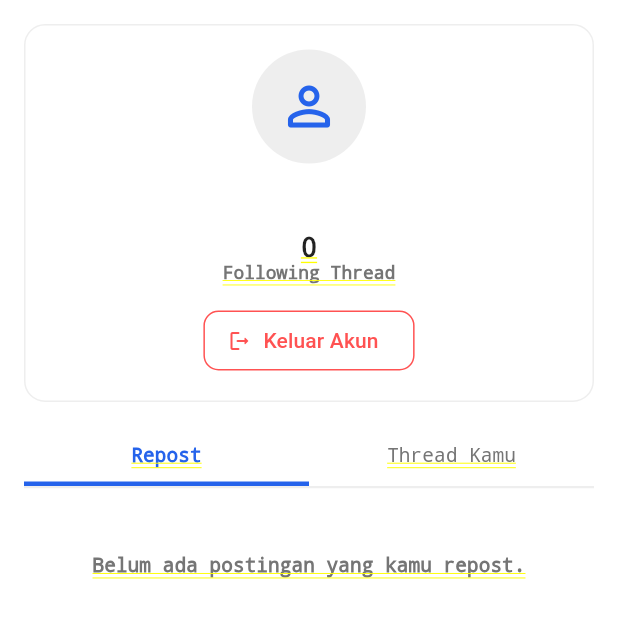
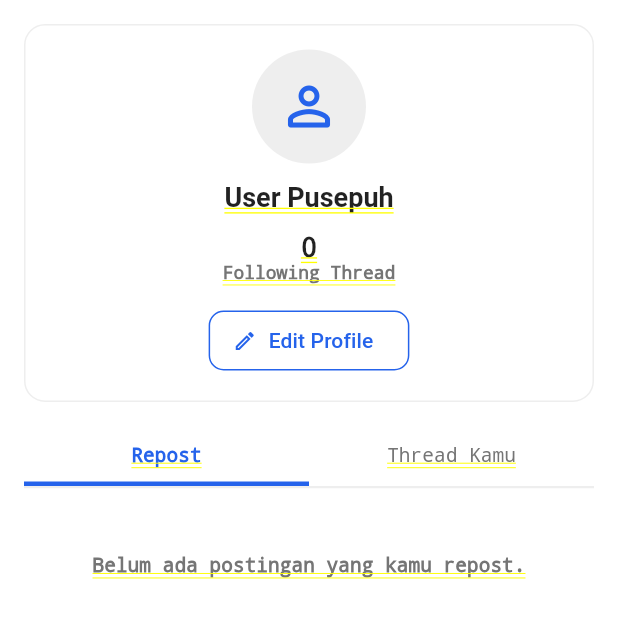
Before and after one commit to Naonimes/Pusepuh-Mobile, a Flutter app: the ProfilePage screen opened directly with empty values, on a phone screen of 412 x 824 dp. Shown: the top 618 px of the screen. Run offline on Flutter 3.47's test engine with Material 3 defaults, Android fonts, the phone set to English and light mode, and no system bars; network calls fail; Roboto replaces fonts that are missing (Poppins).

Commit message:
feat: implement clean edit profile page with empty initial form, dynamic data sync, and relocated logout button

```diff
--- a/lib/profile_page.dart
+++ b/lib/profile_page.dart
@@ -1,6 +1,7 @@
 import 'package:flutter/material.dart';
 import 'data_dummy.dart';
 import 'following_page.dart';
+import 'edit_profile_page.dart';
 
 class ProfilePage extends StatefulWidget {
   final String userName;
@@ -23,6 +24,16 @@ class ProfilePage extends StatefulWidget {
 class _ProfilePageState extends State<ProfilePage> {
   int selectedProfileTab = 0;
   final List<String> profileTabs = ['Repost', 'Thread Kamu'];
+
+  late String currentUserName;
+  String userBio = '';
+  String userLink = '';
+
+  @override
+  void initState() {
+    super.initState();
+    currentUserName = widget.userName;
+  }
 
   Color getBoardColor(String? boardType) {
     if (boardType == 'Asking') return Colors.redAccent;
@@ -66,11 +77,8 @@ class _ProfilePageState extends State<ProfilePage> {
     Color borderColor = widget.isDarkMode ? Colors.grey[800]! : Colors.grey[200]!;
     Color primaryBlue = const Color(0xFF2563EB);
 
-    // Ambil daftar thread yang diikuti
     List followedThreads = masterThreads.where((t) => t['isFollowed'] == true).toList();
     int followingCount = followedThreads.length;
-
-    // Ambil data repost
     List repostedThreads = masterThreads.where((t) => t['post']['isReposted'] == true).toList();
 
     return ListView(
@@ -91,10 +99,32 @@ class _ProfilePageState extends State<ProfilePage> {
                 child: Icon(Icons.person_outline_rounded, size: 42, color: primaryBlue),
               ),
               const SizedBox(height: 12),
+
+              // Username
               Text(
-                widget.userName,
+                currentUserName.isEmpty ? 'User Pusepuh' : currentUserName,
                 style: TextStyle(fontFamily: 'Poppins', fontWeight: FontWeight.bold, fontSize: 18, color: textColor),
               ),
+
+              // Bio (Muncul jika sudah diisi)
+              if (userBio.isNotEmpty) ...[
+                const SizedBox(height: 6),
+                Text(
+                  userBio,
+                  textAlign: TextAlign.center,
+                  style: TextStyle(fontSize: 13, color: subTextColor),
+                ),
+              ],
+
+              // Link (Muncul jika sudah diisi)
+              if (userLink.isNotEmpty) ...[
+                const SizedBox(height: 4),
+                Text(
+                  userLink,
+                  style: TextStyle(fontSize: 12, color: primaryBlue, fontWeight: FontWeight.w500),
+                ),
+              ],
+
               const SizedBox(height: 12),
 
               // Bagian Statistik Following
@@ -125,13 +155,32 @@ class _ProfilePageState extends State<ProfilePage> {
               ),
               const SizedBox(height: 14),
 
+              // Tombol Edit Profile
               OutlinedButton.icon(
-                onPressed: widget.onLogout,
-                icon: const Icon(Icons.logout_rounded, size: 16),
-                label: const Text('Keluar Akun'),
+                onPressed: () {
+                  Navigator.push(
+                    context,
+                    MaterialPageRoute(
+                      builder: (context) => EditProfilePage(
+                        currentUserName: currentUserName,
+                        isDarkMode: widget.isDarkMode,
+                        onProfileSaved: (newName, newBio, newLink) {
+                          setState(() {
+                            currentUserName = newName;
+                            userBio = newBio;
+                            userLink = newLink;
+                          });
+                        },
+                        onLogout: widget.onLogout,
+                      ),
+                    ),
+                  );
+                },
+                icon: const Icon(Icons.edit_outlined, size: 16),
+                label: const Text('Edit Profile'),
                 style: OutlinedButton.styleFrom(
-                  foregroundColor: Colors.redAccent,
-                  side: const BorderSide(color: Colors.redAccent),
+                  foregroundColor: primaryBlue,
+                  side: BorderSide(color: primaryBlue),
                   shape: RoundedRectangleBorder(borderRadius: BorderRadius.circular(10)),
                 ),
               ),
```
Also changed, not shown: lib/edit_profile_page.dart (added, +233 -0 lines).
